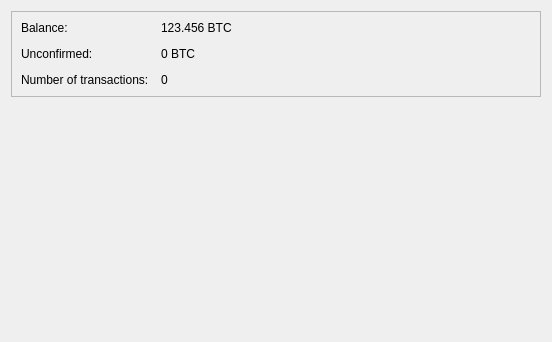
Old version of the form src/qt/forms/overviewpage.ui in the repository raffermeko/bitcoin.
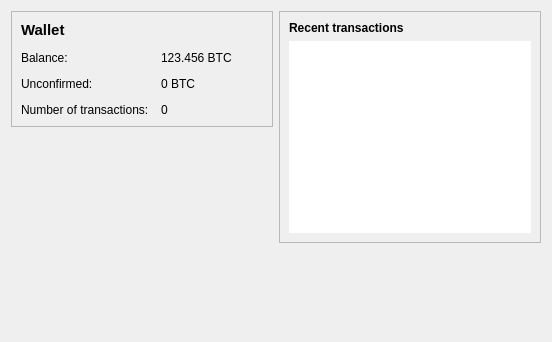
New version of the form.

Commit message: show last few transactions on overview page

The edit to the form file:
```diff
--- a/src/qt/forms/overviewpage.ui
+++ b/src/qt/forms/overviewpage.ui
@@ -13,6 +13,8 @@
   <property name="windowTitle">
    <string>Form</string>
   </property>
+  <layout class="QHBoxLayout" name="horizontalLayout" stretch="1,1">
+   <item>
   <layout class="QVBoxLayout" name="verticalLayout_2">
    <item>
     <widget class="QFrame" name="frame">
@@ -32,48 +34,59 @@
       <property name="verticalSpacing">
        <number>12</number>
       </property>
-      <item row="0" column="0">
+        <item row="2" column="0">
        <widget class="QLabel" name="label">
         <property name="text">
          <string>Balance:</string>
         </property>
        </widget>
       </item>
-      <item row="0" column="1">
+        <item row="2" column="1">
        <widget class="QLabel" name="labelBalance">
         <property name="text">
          <string>123.456 BTC</string>
         </property>
        </widget>
       </item>
-      <item row="2" column="0">
+        <item row="4" column="0">
        <widget class="QLabel" name="label_2">
         <property name="text">
          <string>Number of transactions:</string>
         </property>
        </widget>
       </item>
-      <item row="2" column="1">
+        <item row="4" column="1">
        <widget class="QLabel" name="labelNumTransactions">
         <property name="text">
          <string>0</string>
         </property>
        </widget>
       </item>
-      <item row="1" column="0">
+        <item row="3" column="0">
        <widget class="QLabel" name="label_3">
         <property name="text">
          <string>Unconfirmed:</string>
         </property>
        </widget>
       </item>
-      <item row="1" column="1">
+        <item row="3" column="1">
        <widget class="QLabel" name="labelUnconfirmed">
         <property name="text">
          <string>0 BTC</string>
         </property>
        </widget>
       </item>
+        <item row="1" column="0">
+         <widget class="QLabel" name="label_5">
+          <property name="text">
+           <string>&lt;!DOCTYPE HTML PUBLIC &quot;-//W3C//DTD HTML 4.0//EN&quot; &quot;http://www.w3.org/TR/REC-html40/strict.dtd&quot;&gt;
+&lt;html&gt;&lt;head&gt;&lt;meta name=&quot;qrichtext&quot; content=&quot;1&quot; /&gt;&lt;style type=&quot;text/css&quot;&gt;
+p, li { white-space: pre-wrap; }
+&lt;/style&gt;&lt;/head&gt;&lt;body style=&quot; font-family:'Ubuntu'; font-size:11pt; font-weight:400; font-style:normal;&quot;&gt;
+&lt;p style=&quot; margin-top:0px; margin-bottom:0px; margin-left:0px; margin-right:0px; -qt-block-indent:0; text-indent:0px;&quot;&gt;&lt;span style=&quot; font-weight:600;&quot;&gt;Wallet&lt;/span&gt;&lt;/p&gt;&lt;/body&gt;&lt;/html&gt;</string>
+          </property>
+         </widget>
+        </item>
      </layout>
     </widget>
    </item>
@@ -89,6 +102,57 @@
       </size>
      </property>
     </spacer>
+     </item>
+    </layout>
+   </item>
+   <item>
+    <layout class="QVBoxLayout" name="verticalLayout_3">
+     <item>
+      <widget class="QFrame" name="frame_2">
+       <property name="frameShape">
+        <enum>QFrame::StyledPanel</enum>
+       </property>
+       <property name="frameShadow">
+        <enum>QFrame::Raised</enum>
+       </property>
+       <layout class="QVBoxLayout" name="verticalLayout">
+        <item>
+         <widget class="QLabel" name="label_4">
+          <property name="text">
+           <string>&lt;b&gt;Recent transactions&lt;/b&gt;</string>
+          </property>
+         </widget>
+        </item>
+        <item>
+         <widget class="QListView" name="listTransactions">
+          <property name="frameShape">
+           <enum>QFrame::NoFrame</enum>
+          </property>
+          <property name="verticalScrollBarPolicy">
+           <enum>Qt::ScrollBarAlwaysOff</enum>
+          </property>
+          <property name="horizontalScrollBarPolicy">
+           <enum>Qt::ScrollBarAlwaysOff</enum>
+          </property>
+         </widget>
+        </item>
+       </layout>
+      </widget>
+     </item>
+     <item>
+      <spacer name="verticalSpacer_2">
+       <property name="orientation">
+        <enum>Qt::Vertical</enum>
+       </property>
+       <property name="sizeHint" stdset="0">
+        <size>
+         <width>20</width>
+         <height>40</height>
+        </size>
+       </property>
+      </spacer>
+     </item>
+    </layout>
    </item>
   </layout>
  </widget>
```
Lines whose indentation alone changed are shown as unchanged. The commit also changes 12 other files.
